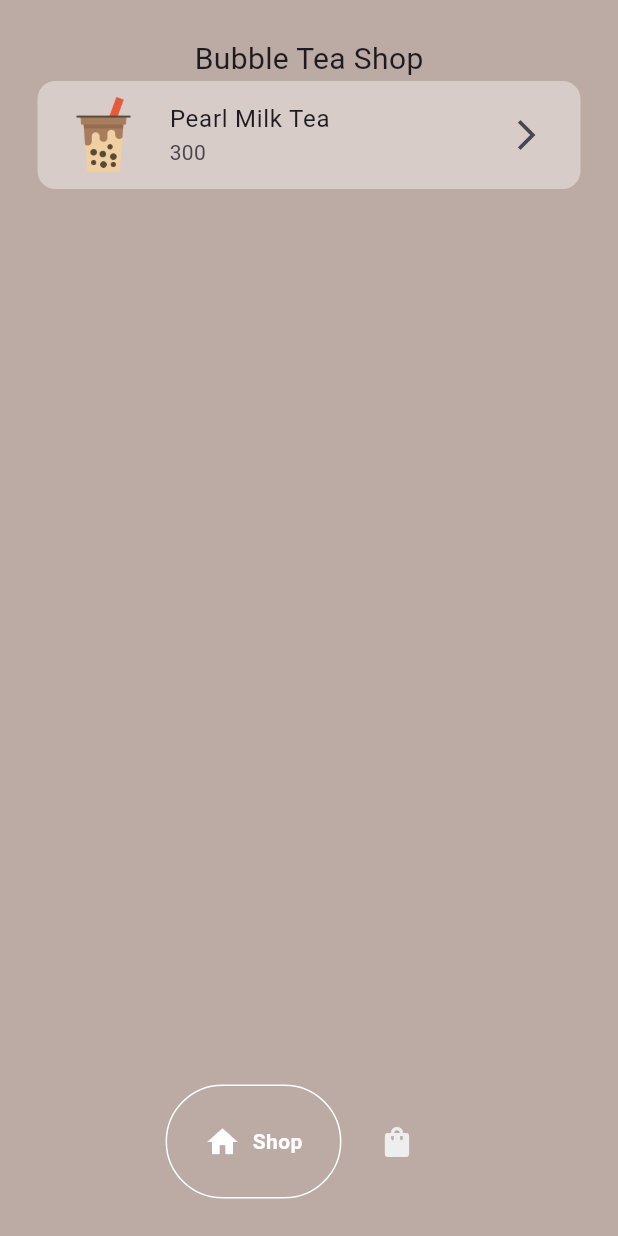
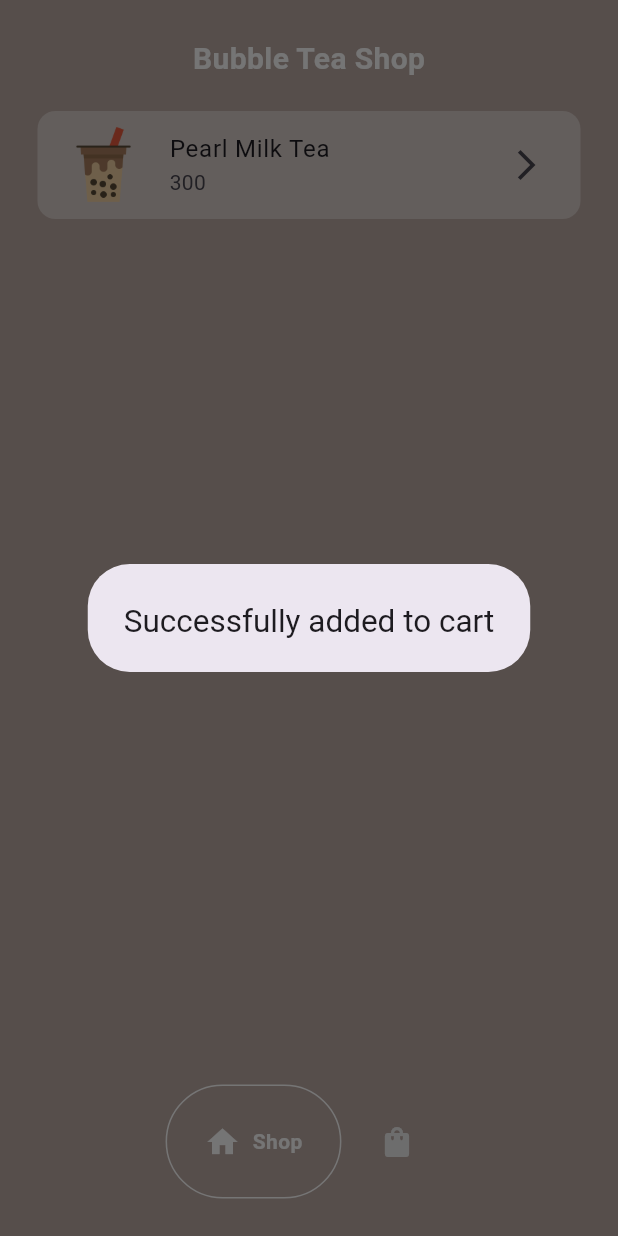
Before and after one commit to Xxvedant7xX/BubbleTeaApp, a Flutter app: the OrderPage screen opened directly with empty values, after a tap on "Add to cart", on a phone screen of 412 x 824 dp. Run offline on Flutter 3.47's test engine with Material 3 defaults, Android fonts, the phone set to English and light mode, and no system bars; drawn by our look-alikes of google_nav_bar.

Commit message:
updated cart page and completed the project

```diff
--- a/lib/components/drink_tile.dart
+++ b/lib/components/drink_tile.dart
@@ -4,9 +4,11 @@ import 'package:flutter/material.dart';
 class DrinkTile extends StatelessWidget {
   final Drink drink;
   void Function()? onTap;
+  final Widget trailing;
   DrinkTile({super.key,
   required this.drink,
   required this.onTap,
+  required this.trailing,
   });
 
   @override
@@ -14,6 +16,7 @@ class DrinkTile extends StatelessWidget {
     return GestureDetector(
       onTap: onTap,
       child: Container(
+        margin: EdgeInsets.only(bottom: 15),
         decoration: BoxDecoration(color: Colors.brown[100],
         borderRadius: BorderRadius.circular(12),
         ),
@@ -21,7 +24,7 @@ class DrinkTile extends StatelessWidget {
           title: Text(drink.name),
           subtitle: Text(drink.price),
           leading: Image.asset(drink.imagePath),
-          trailing: Icon(Icons.arrow_forward_ios),
+          trailing: trailing,
         ),
       ),
     );
--- a/lib/pages/order_page.dart
+++ b/lib/pages/order_page.dart
@@ -48,7 +48,15 @@ class _OrderPageState extends State<OrderPage> {
     Navigator.pop(context);
 
     // let user know it has been added successfully
-
+    showDialog(
+      context: context,
+      builder: (context) => AlertDialog(
+        title: Text('Successfully added to cart',
+        style: TextStyle(fontSize: 21,
+        ),
+        ),
+      ),
+      );
   }
 
   @override
--- a/lib/pages/shop_page.dart
+++ b/lib/pages/shop_page.dart
@@ -39,8 +39,12 @@ class _ShopPageState extends State<ShopPage> {
               'Bubble Tea Shop',
             style: TextStyle(
               fontSize: 20,
+              fontWeight: FontWeight.bold,
+              color: Colors.white,
             ),
             ),
+
+            SizedBox(height: 20,),
 
             // list of drinks for sale
             Expanded(
@@ -54,6 +58,7 @@ class _ShopPageState extends State<ShopPage> {
                   return DrinkTile(
                     drink: individualDrink,
                     onTap: () => goToOrderPage(individualDrink),
+                    trailing: Icon(Icons.arrow_forward_ios),
                   );
                 },
                 ),
```
Also changed, not shown: lib/pages/cart_page.dart (+61 -3 lines).
